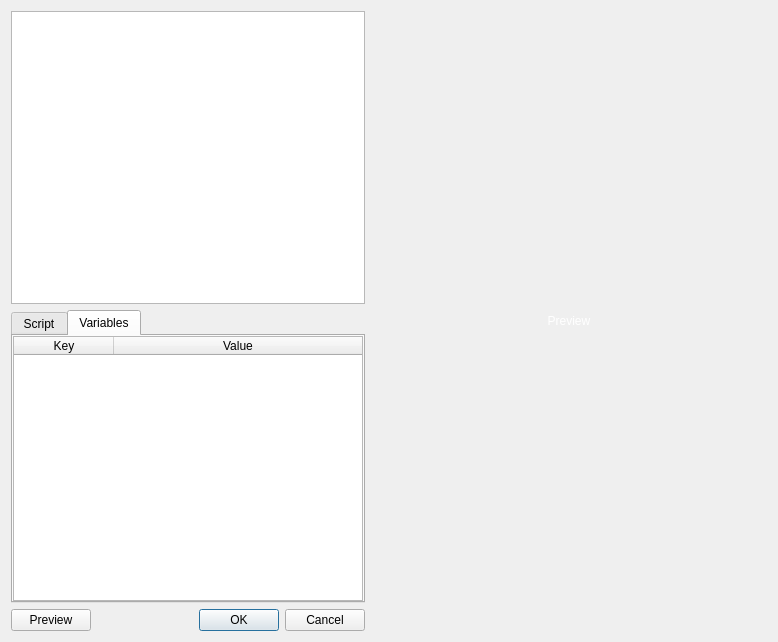
Old version of the form printpapertemplate.ui in the repository sme-gmbh/smepowercad.
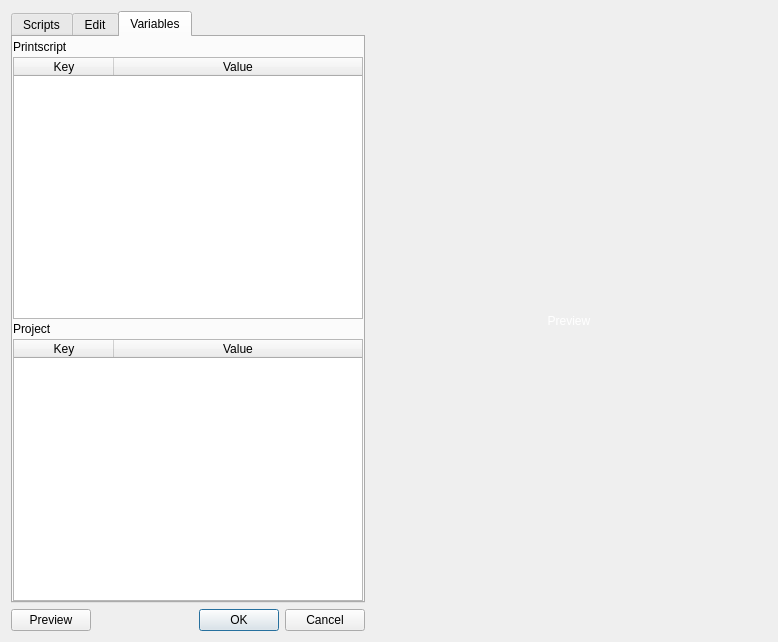
New version of the form. The open tabs and pages were chosen to show the change.

Commit message: Implemented printscript variable loading and saving

```diff
--- a/printpapertemplate.ui
+++ b/printpapertemplate.ui
@@ -16,19 +16,6 @@
   <layout class="QHBoxLayout" name="horizontalLayout_3" stretch="0,1">
    <item>
     <layout class="QVBoxLayout" name="verticalLayout">
-     <item>
-      <widget class="QTreeView" name="treeView_printscripts">
-       <property name="contextMenuPolicy">
-        <enum>Qt::CustomContextMenu</enum>
-       </property>
-       <property name="sortingEnabled">
-        <bool>true</bool>
-       </property>
-       <attribute name="headerVisible">
-        <bool>false</bool>
-       </attribute>
-      </widget>
-     </item>
      <item>
       <widget class="QTabWidget" name="tabWidget">
        <property name="sizePolicy">
@@ -40,9 +27,41 @@
        <property name="currentIndex">
         <number>0</number>
        </property>
+       <widget class="QWidget" name="tab_tree">
+        <attribute name="title">
+         <string>Scripts</string>
+        </attribute>
+        <layout class="QVBoxLayout" name="verticalLayout_tree">
+         <property name="leftMargin">
+          <number>0</number>
+         </property>
+         <property name="topMargin">
+          <number>0</number>
+         </property>
+         <property name="rightMargin">
+          <number>0</number>
+         </property>
+         <property name="bottomMargin">
+          <number>0</number>
+         </property>
+         <item>
+          <widget class="QTreeView" name="treeView_printscripts">
+           <property name="contextMenuPolicy">
+            <enum>Qt::CustomContextMenu</enum>
+           </property>
+           <property name="sortingEnabled">
+            <bool>true</bool>
+           </property>
+           <attribute name="headerVisible">
+            <bool>false</bool>
+           </attribute>
+          </widget>
+         </item>
+        </layout>
+       </widget>
        <widget class="QWidget" name="tab_script">
         <attribute name="title">
-         <string>Script</string>
+         <string>Edit</string>
         </attribute>
         <layout class="QGridLayout" name="gridLayout_3">
          <property name="leftMargin">
@@ -153,15 +172,15 @@
         <attribute name="title">
          <string>Variables</string>
         </attribute>
-        <layout class="QGridLayout" name="gridLayout_2">
-         <property name="sizeConstraint">
-          <enum>QLayout::SetMinAndMaxSize</enum>
+        <layout class="QVBoxLayout" name="verticalLayout_2">
+         <property name="spacing">
+          <number>3</number>
          </property>
          <property name="leftMargin">
           <number>0</number>
          </property>
          <property name="topMargin">
-          <number>0</number>
+          <number>3</number>
          </property>
          <property name="rightMargin">
           <number>0</number>
@@ -169,11 +188,48 @@
          <property name="bottomMargin">
           <number>0</number>
          </property>
-         <property name="spacing">
-          <number>0</number>
-         </property>
-         <item row="0" column="0">
-          <widget class="QTableWidget" name="tableWidget">
+         <item>
+          <widget class="QLabel" name="label">
+           <property name="text">
+            <string>Printscript</string>
+           </property>
+          </widget>
+         </item>
+         <item>
+          <widget class="QTableWidget" name="tableWidget_psVariables">
+           <property name="sizePolicy">
+            <sizepolicy hsizetype="Expanding" vsizetype="Expanding">
+             <horstretch>0</horstretch>
+             <verstretch>0</verstretch>
+            </sizepolicy>
+           </property>
+           <attribute name="horizontalHeaderShowSortIndicator" stdset="0">
+            <bool>true</bool>
+           </attribute>
+           <attribute name="horizontalHeaderStretchLastSection">
+            <bool>true</bool>
+           </attribute>
+           <column>
+            <property name="text">
+             <string>Key</string>
+            </property>
+           </column>
+           <column>
+            <property name="text">
+             <string>Value</string>
+            </property>
+           </column>
+          </widget>
+         </item>
+         <item>
+          <widget class="QLabel" name="label_2">
+           <property name="text">
+            <string>Project</string>
+           </property>
+          </widget>
+         </item>
+         <item>
+          <widget class="QTableWidget" name="tableWidget_projectVariables">
            <property name="sizePolicy">
             <sizepolicy hsizetype="Expanding" vsizetype="Expanding">
              <horstretch>0</horstretch>
```
Left out of the diff: 2 changed lines with no effect on the pictures. The commit also changes 7 other files.
